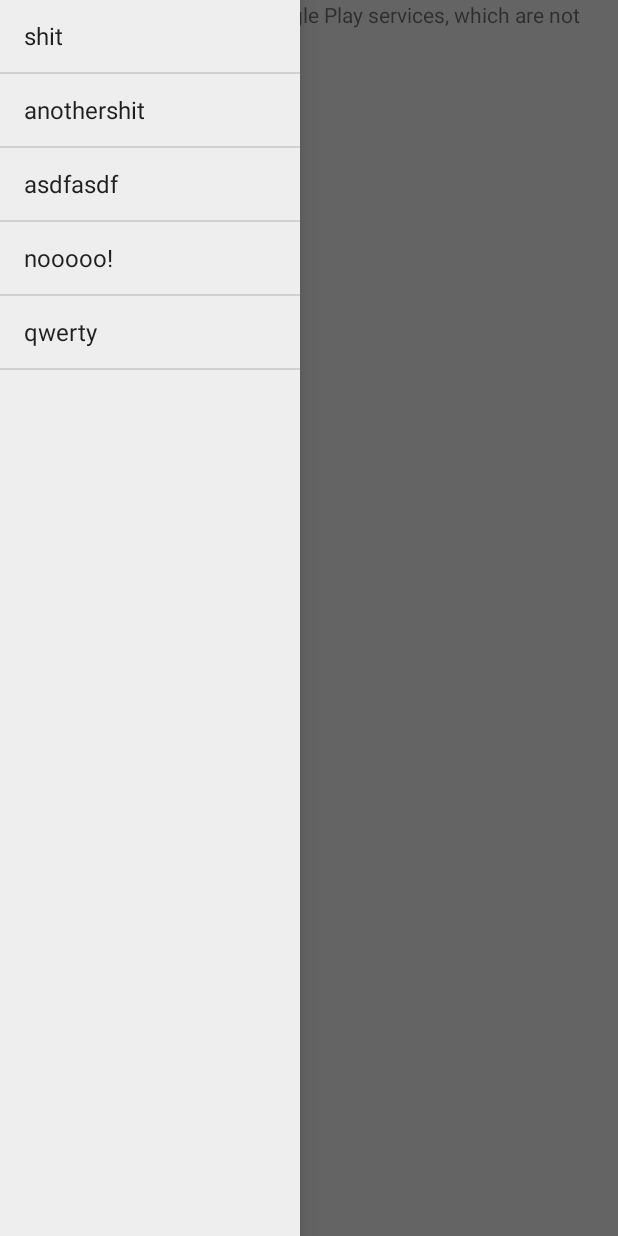
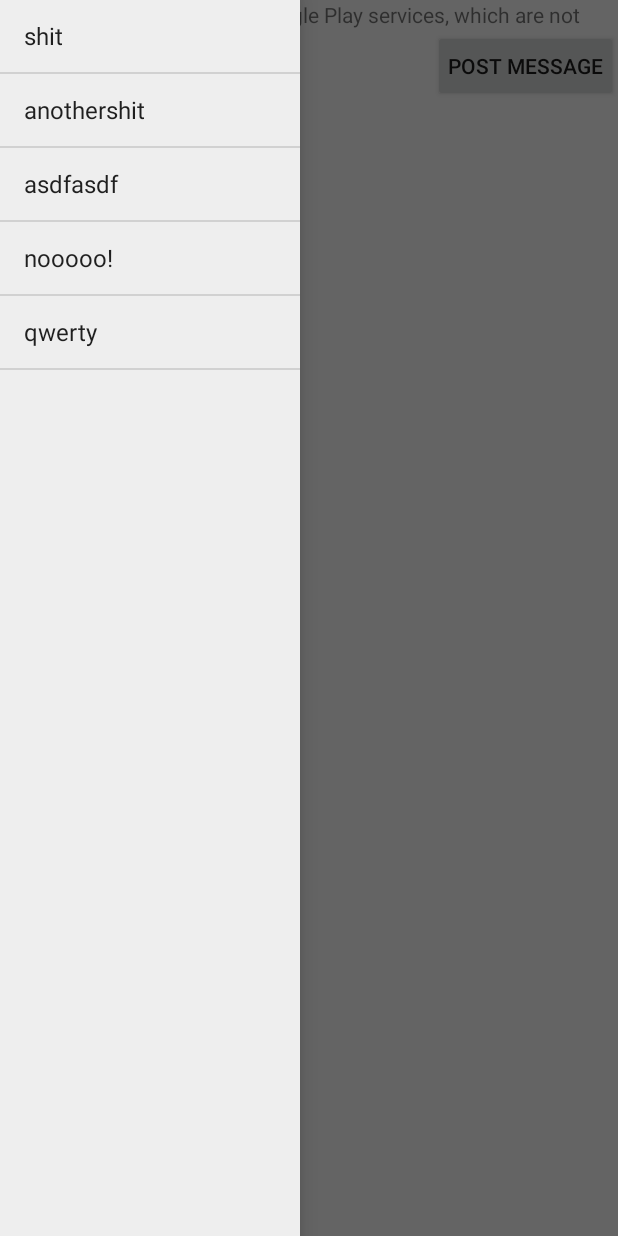
Before and after one commit to jpajukan/mobsosclient, an Android app: the screen it shows after launch (MapsActivity), with the side drawer open, on a phone screen of 412 x 824 dp. Run offline under Robolectric (Android 15) with nearby library versions, the phone set to English and light mode, and no system bars.

Commit message:
Set up dialog and dialog trigger button for posting message

```diff
--- a/MSclient/app/src/main/java/fi/oulu/mobisocial/msclient/MapsActivity.java
+++ b/MSclient/app/src/main/java/fi/oulu/mobisocial/msclient/MapsActivity.java
@@ -4,9 +4,11 @@ import android.graphics.Color;
 import android.graphics.Typeface;
 import android.support.v4.app.FragmentActivity;
 import android.os.Bundle;
+import android.support.v4.app.FragmentManager;
 import android.view.Gravity;
 import android.view.View;
 import android.widget.ArrayAdapter;
+import android.widget.Button;
 import android.widget.LinearLayout;
 import android.widget.ListView;
 import android.widget.TextView;
@@ -26,7 +28,12 @@ public class MapsActivity extends FragmentActivity implements OnMapReadyCallback
     private ListView mDrawerList;
     private ArrayAdapter<String> mAdapter;
 
+    private FragmentManager fManager = getSupportFragmentManager();
 
+    @Override
+    public FragmentManager getSupportFragmentManager() {
+        return super.getSupportFragmentManager();
+    }
 
     @Override
     protected void onCreate(Bundle savedInstanceState) {
@@ -105,5 +112,16 @@ public class MapsActivity extends FragmentActivity implements OnMapReadyCallback
                 return info;
             }
         });
+
+
+        Button button = (Button) findViewById(R.id.postMessageDialogButton);
+        button.setOnClickListener(new View.OnClickListener() {
+            public void onClick(View v) {
+                // Perform action on click
+                PostMessageDialogFragment pmDialog = new PostMessageDialogFragment();
+                pmDialog.show(fManager, "whaat");
+            }
+        });
+
     }
 }
--- a/MSclient/app/src/main/res/layout/activity_maps.xml
+++ b/MSclient/app/src/main/res/layout/activity_maps.xml
@@ -13,7 +13,19 @@
     android:name="com.google.android.gms.maps.SupportMapFragment"
     android:layout_width="match_parent"
     android:layout_height="match_parent"
-    tools:context="fi.oulu.mobisocial.msclient.MapsActivity" />
+    tools:context="fi.oulu.mobisocial.msclient.MapsActivity">
+
+    <Button
+        android:layout_width="wrap_content"
+        android:layout_height="wrap_content"
+        android:layout_gravity="right|top"
+        android:text="Post message"
+        android:padding="10dp"
+        android:layout_marginTop="20dp"
+        android:paddingRight="10dp"
+        android:id="@+id/postMessageDialogButton" />
+</fragment>
+
 
 
 
```
Also changed, not shown: MSclient/app/src/main/java/fi/oulu/mobisocial/msclient/PostMessageDialogFragment.java (added, +33 -0 lines).
